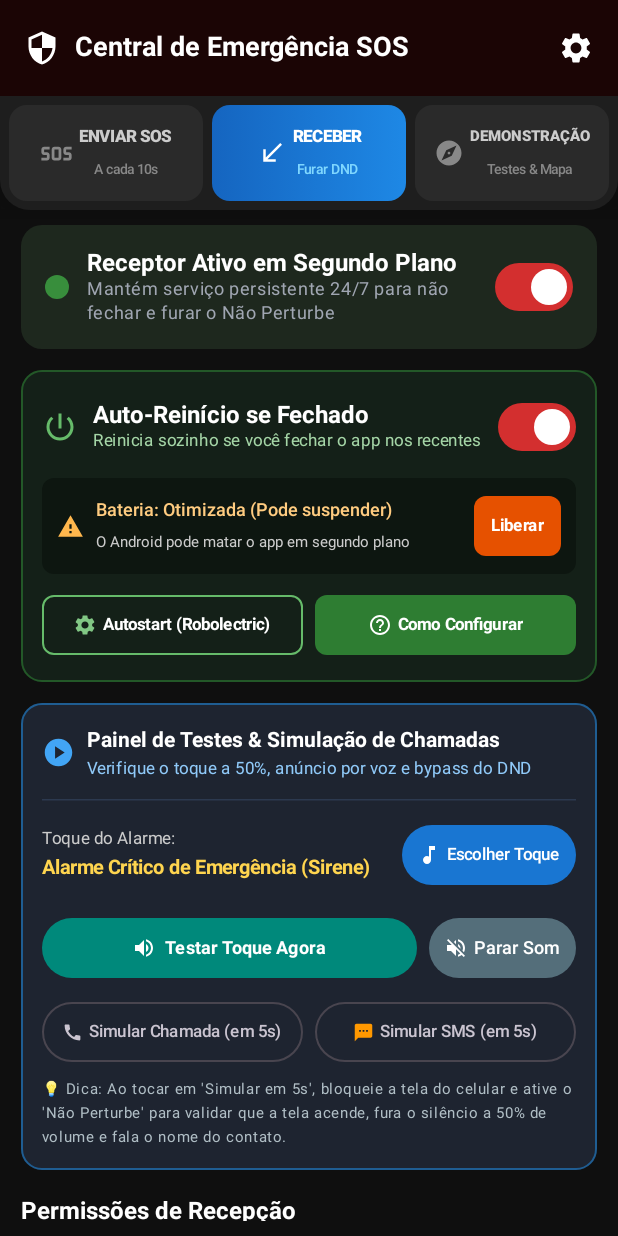
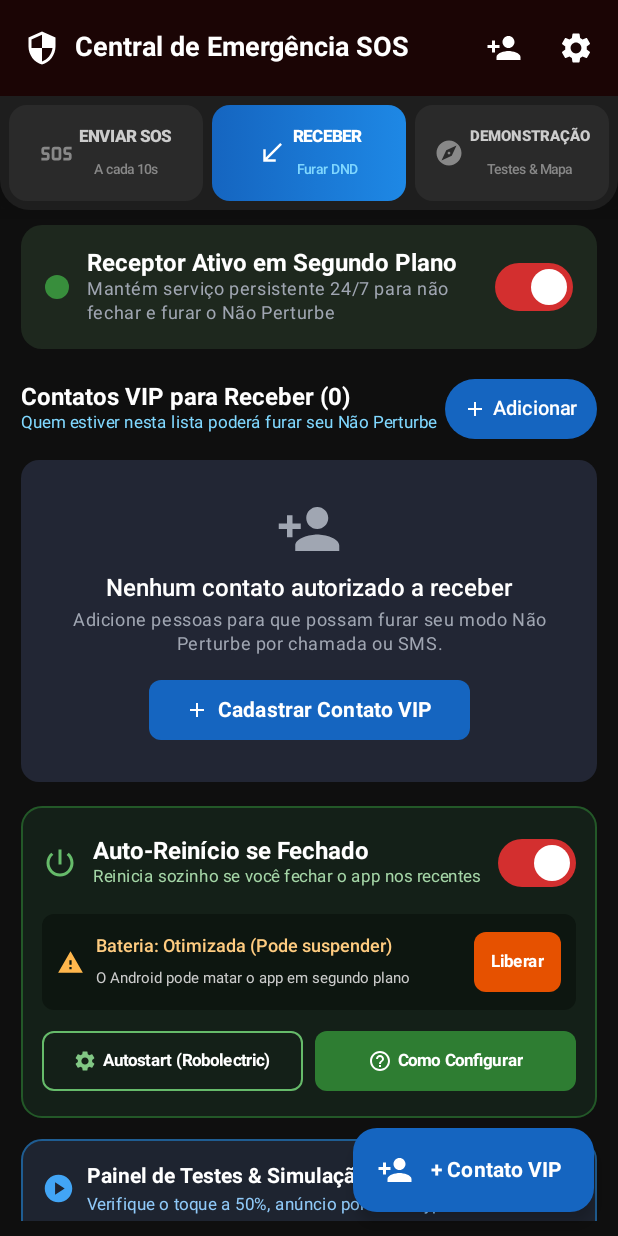
Before and after one commit to neimargemini-blip/receptor-emergencia-dnd, an Android app built with Jetpack Compose: the screen it shows after launch (MainActivity), after a tap on "RECEBER", on a phone screen of 412 x 824 dp. Run offline under Robolectric (Android 15) with nearby library versions, the phone set to English and light mode, and no system bars; 1 other tap on this screen came first.

Commit message:
fix: adiciona botoes persistentes e FAB para insercao de novos contatos

```diff
--- a/app/src/main/java/com/emergencycall/bypass/ui/MainScreen.kt
+++ b/app/src/main/java/com/emergencycall/bypass/ui/MainScreen.kt
@@ -207,6 +207,21 @@ fun MainScreen(viewModel: MainViewModel) {
                     }
                 },
                 actions = {
+                    IconButton(
+                        onClick = {
+                            newName = ""
+                            newPhone = ""
+                            dialogTarget = if (selectedTab == 0) ContactDialogTarget.SENDER else ContactDialogTarget.RECEIVER
+                            showAddDialog = true
+                        }
+                    ) {
+                        Icon(
+                            Icons.Default.PersonAdd,
+                            contentDescription = "Adicionar Novo Contato",
+                            tint = Color.White
+                        )
+                    }
+
                     IconButton(onClick = { showBackgroundSettingsDialog = true }) {
                         Icon(
                             Icons.Default.Settings,
@@ -220,6 +235,27 @@ fun MainScreen(viewModel: MainViewModel) {
                     titleContentColor = Color.White
                 )
             )
+        },
+        floatingActionButton = {
+            if (selectedTab == 0 || selectedTab == 1) {
+                ExtendedFloatingActionButton(
+                    onClick = {
+                        newName = ""
+                        newPhone = ""
+                        dialogTarget = if (selectedTab == 0) ContactDialogTarget.SENDER else ContactDialogTarget.RECEIVER
+                        showAddDialog = true
+                    },
+                    containerColor = if (selectedTab == 0) Color(0xFFD50000) else Color(0xFF1565C0),
+                    contentColor = Color.White,
+                    icon = { Icon(Icons.Default.PersonAdd, contentDescription = null) },
+                    text = {
+                        Text(
+                            text = if (selectedTab == 0) "+ Contato de SOS" else "+ Contato VIP",
+                            fontWeight = FontWeight.Bold
+                        )
+                    }
+                )
+            }
         }
     ) { padding ->
         Column(
@@ -449,6 +485,12 @@ fun MainScreen(viewModel: MainViewModel) {
                             onViewInAppMap = { lat, lng, title ->
                                 mapDialogCoords = Pair(lat, lng)
                                 mapDialogTitle = title
+                            },
+                            onAddContact = {
+                                newName = ""
+                                newPhone = ""
+                                dialogTarget = ContactDialogTarget.SENDER
+                                showAddDialog = true
                             }
                         )
 
@@ -607,7 +649,109 @@ fun MainScreen(viewModel: MainViewModel) {
                         }
                     }
 
-                    Spacer(modifier = Modifier.height(14.dp))
+                    Spacer(modifier = Modifier.height(16.dp))
+
+                    // LISTA SEPARADA: CONTATOS AUTORIZADOS A FURAR MEU NÃO PERTURBE (NO TOPO)
+                    Row(
+                        modifier = Modifier.fillMaxWidth(),
+                        horizontalArrangement = Arrangement.SpaceBetween,
+                        verticalAlignment = Alignment.CenterVertically
+                    ) {
+                        Column {
+                            Text(
+                                text = "Contatos VIP para Receber (${receiverContacts.size})",
+                                style = MaterialTheme.typography.titleMedium,
+                                fontWeight = FontWeight.Bold,
+                                color = Color.White
+                            )
+                            Text(
+                                text = "Quem estiver nesta lista poderá furar seu Não Perturbe",
+                                style = MaterialTheme.typography.bodySmall,
+                                color = Color(0xFF80D8FF),
+                                fontSize = 11.sp
+                            )
+                        }
+
+                        Button(
+                            onClick = {
+                                newName = ""
+                                newPhone = ""
+                                dialogTarget = ContactDialogTarget.RECEIVER
+                                showAddDialog = true
+                            },
+                            colors = ButtonDefaults.buttonColors(containerColor = Color(0xFF1565C0)),
+                            contentPadding = PaddingValues(horizontal = 12.dp, vertical = 6.dp)
+                        ) {
+                            Icon(Icons.Default.Add, contentDescription = null, modifier = Modifier.size(16.dp))
+                            Spacer(modifier = Modifier.width(4.dp))
+                            Text("Adicionar", fontSize = 13.sp)
+                        }
+                    }
+
+                    Spacer(modifier = Modifier.height(10.dp))
+
+                    if (receiverContacts.isEmpty()) {
+                        Card(
+                            colors = CardDefaults.cardColors(containerColor = CardBackground),
+                            shape = RoundedCornerShape(12.dp),
+                            modifier = Modifier.fillMaxWidth()
+                        ) {
+                            Column(
+                                modifier = Modifier
+                                    .fillMaxWidth()
+                                    .padding(24.dp),
+                                horizontalAlignment = Alignment.CenterHorizontally
+                            ) {
+                                Icon(
+                                    Icons.Default.PersonAdd,
+                                    contentDescription = null,
+                                    tint = TextSecondary,
+                                    modifier = Modifier.size(44.dp)
+                                )
+                                Spacer(modifier = Modifier.height(8.dp))
+                                Text(
+                                    text = "Nenhum contato autorizado a receber",
+                                    style = MaterialTheme.typography.titleMedium,
+                                    color = Color.White
+                                )
+                                Spacer(modifier = Modifier.height(4.dp))
+                                Text(
+                                    text = "Adicione pessoas para que possam furar seu modo Não Perturbe por chamada ou SMS.",
+                                    style = MaterialTheme.typography.bodySmall,
+                                    color = TextSecondary,
+                                    textAlign = TextAlign.Center
+                                )
+                                Spacer(modifier = Modifier.height(12.dp))
+                                Button(
+                                    onClick = {
+                                        newName = ""
+                                        newPhone = ""
+                                        dialogTarget = ContactDialogTarget.RECEIVER
+                                        showAddDialog = true
+                                    },
+                                    colors = ButtonDefaults.buttonColors(containerColor = Color(0xFF1565C0)),
+                                    shape = RoundedCornerShape(8.dp)
+                                ) {
+                                    Icon(Icons.Default.Add, contentDescription = null, modifier = Modifier.size(16.dp))
+                                    Spacer(modifier = Modifier.width(6.dp))
+                                    Text("Cadastrar Contato VIP", fontWeight = FontWeight.Bold)
+                                }
+                            }
+                        }
+                    } else {
+                        receiverContacts.forEach { contact ->
+                            ContactItemCard(
+                                contact = contact,
+                                onToggle = { viewModel.toggleReceiverContact(contact.id) },
+                                onDelete = { viewModel.removeReceiverContact(contact.id) },
+                                onTestCall = { viewModel.simulateEmergencyCall(contact) },
+                                onTestSms = { viewModel.simulateEmergencySms(contact) }
+                            )
+                            Spacer(modifier = Modifier.height(10.dp))
+                        }
+                    }
+
+                    Spacer(modifier = Modifier.height(16.dp))
 
                     // ========================================================
                     // PAINEL DE AUTO-INÍCIO E PROTEÇÃO 24/7 (ANTI-ENCERRAMENTO)
@@ -1024,108 +1168,6 @@ fun MainScreen(viewModel: MainViewModel) {
                         }
                     }
 
-                    Spacer(modifier = Modifier.height(18.dp))
-
-                    // LISTA SEPARADA: CONTATOS AUTORIZADOS A FURAR MEU NÃO PERTURBE
-                    Row(
-                        modifier = Modifier.fillMaxWidth(),
-                        horizontalArrangement = Arrangement.SpaceBetween,
-                        verticalAlignment = Alignment.CenterVertically
-                    ) {
-                        Column {
-                            Text(
-                                text = "Contatos VIP para Receber (${receiverContacts.size})",
-                                style = MaterialTheme.typography.titleMedium,
-                                fontWeight = FontWeight.Bold,
-                                color = Color.White
-                            )
-                            Text(
-                                text = "Quem estiver nesta lista poderá furar seu Não Perturbe",
-                                style = MaterialTheme.typography.bodySmall,
-                                color = Color(0xFF80D8FF),
-                                fontSize = 11.sp
-                            )
-                        }
-
-                        Button(
-                            onClick = {
-                                newName = ""
-                                newPhone = ""
-                                dialogTarget = ContactDialogTarget.RECEIVER
-                                showAddDialog = true
-                            },
-                            colors = ButtonDefaults.buttonColors(containerColor = Color(0xFF1565C0)),
-                            contentPadding = PaddingValues(horizontal = 12.dp, vertical = 6.dp)
-                        ) {
-                            Icon(Icons.Default.Add, contentDescription = null, modifier = Modifier.size(16.dp))
-                            Spacer(modifier = Modifier.width(4.dp))
-                            Text("Adicionar", fontSize = 13.sp)
-                        }
-                    }
-
-                    Spacer(modifier = Modifier.height(10.dp))
-
-                    if (receiverContacts.isEmpty()) {
-                        Card(
-                            colors = CardDefaults.cardColors(containerColor = CardBackground),
-                            shape = RoundedCornerShape(12.dp),
-                            modifier = Modifier.fillMaxWidth()
-                        ) {
-                            Column(
-                                modifier = Modifier
-                                    .fillMaxWidth()
-                                    .padding(24.dp),
-                                horizontalAlignment = Alignment.CenterHorizontally
-                            ) {
-                                Icon(
-                                    Icons.Default.PersonAdd,
-                                    contentDescription = null,
-                                    tint = TextSecondary,
-                                    modifier = Modifier.size(44.dp)
-                                )
-                                Spacer(modifier = Modifier.height(8.dp))
-                                Text(
-                                    text = "Nenhum contato autorizado a receber",
-                                    style = MaterialTheme.typography.titleMedium,
-                                    color = Color.White
-                                )
-                                Spacer(modifier = Modifier.height(4.dp))
-                                Text(
-                                    text = "Adicione pessoas para que possam furar seu modo Não Perturbe por chamada ou SMS.",
-                                    style = MaterialTheme.typography.bodySmall,
-                                    color = TextSecondary,
-                                    textAlign = TextAlign.Center
-                                )
-                                Spacer(modifier = Modifier.height(12.dp))
-                                Button(
-                                    onClick = {
-                                        newName = ""
-                                        newPhone = ""
-                                        dialogTarget = ContactDialogTarget.RECEIVER
-                                        showAddDialog = true
-                                    },
-                                    colors = ButtonDefaults.buttonColors(containerColor = Color(0xFF1565C0)),
-                                    shape = RoundedCornerShape(8.dp)
-                                ) {
-                                    Icon(Icons.Default.Add, contentDescription = null, modifier = Modifier.size(16.dp))
-                                    Spacer(modifier = Modifier.width(6.dp))
-                                    Text("Cadastrar Contato VIP", fontWeight = FontWeight.Bold)
-                                }
-                            }
-                        }
-                    } else {
-                        receiverContacts.forEach { contact ->
-                            ContactItemCard(
-                                contact = contact,
-                                onToggle = { viewModel.toggleReceiverContact(contact.id) },
-                                onDelete = { viewModel.removeReceiverContact(contact.id) },
-                                onTestCall = { viewModel.simulateEmergencyCall(contact) },
-                                onTestSms = { viewModel.simulateEmergencySms(contact) }
-                            )
-                            Spacer(modifier = Modifier.height(10.dp))
-                        }
-                    }
-
                     Spacer(modifier = Modifier.height(20.dp))
 
                     // Histórico de Alertas Recebidos com Mapa
@@ -1603,7 +1645,8 @@ fun SosHeroSection(
     onTriggerSos: () -> Unit,
     onCancelCountdown: () -> Unit,
     onStopSos: () -> Unit,
-    onViewInAppMap: ((Double, Double, String) -> Unit)? = null
+    onViewInAppMap: ((Double, Double, String) -> Unit)? = null,
+    onAddContact: (() -> Unit)? = null
 ) {
     val context = LocalContext.current
 
@@ -1760,7 +1803,57 @@ fun SosHeroSection(
                 }
             }
 
-            Spacer(modifier = Modifier.height(20.dp))
+            Spacer(modifier = Modifier.height(18.dp))
+
+            // Cartão de Contatos de SOS com Botão de Inserção Imediato e Destacado
+            if (onAddContact != null) {
+                Card(
+                    colors = CardDefaults.cardColors(containerColor = Color(0xFF221111)),
+                    shape = RoundedCornerShape(12.dp),
+                    modifier = Modifier
+                        .fillMaxWidth()
+                        .border(1.dp, Color(0xFFD50000).copy(alpha = 0.6f), RoundedCornerShape(12.dp))
+                        .clickable { onAddContact() }
+                ) {
+                    Row(
+                        modifier = Modifier
+                            .fillMaxWidth()
+                            .padding(horizontal = 14.dp, vertical = 10.dp),
+                        horizontalArrangement = Arrangement.SpaceBetween,
+                        verticalAlignment = Alignment.CenterVertically
+                    ) {
+                        Row(verticalAlignment = Alignment.CenterVertically, modifier = Modifier.weight(1f)) {
+                            Icon(Icons.Default.Contacts, contentDescription = null, tint = Color(0xFFFFD54F), modifier = Modifier.size(22.dp))
+                            Spacer(modifier = Modifier.width(10.dp))
+                            Column {
+                                Text(
+                                    text = "Contatos de SOS ($contactsCount cadastrados)",
+                                    fontWeight = FontWeight.Bold,
+                                    color = Color.White,
+                                    fontSize = 13.sp
+                                )
+                                Text(
+                                    text = if (contactsCount > 0) "Receberão sua localização GPS a cada 10s" else "Toque aqui para inserir novos contatos",
+                                    fontSize = 11.sp,
+                                    color = if (contactsCount > 0) Color(0xFFA5D6A7) else Color(0xFFFF8A80)
+                                )
+                            }
+                        }
+
+                        Button(
+                            onClick = onAddContact,
+                            colors = ButtonDefaults.buttonColors(containerColor = Color(0xFFD50000)),
+                            shape = RoundedCornerShape(8.dp),
+                            contentPadding = PaddingValues(horizontal = 10.dp, vertical = 4.dp)
+                        ) {
+                            Icon(Icons.Default.PersonAdd, contentDescription = null, modifier = Modifier.size(14.dp))
+                            Spacer(modifier = Modifier.width(4.dp))
+                            Text("Inserir", fontSize = 12.sp, fontWeight = FontWeight.Bold)
+                        }
+                    }
+                }
+                Spacer(modifier = Modifier.height(14.dp))
+            }
 
             // Se estiver em contagem regressiva de 10s, mostra botão bem visível de ABORTAR
             if (sosCountdown != null) {
```
